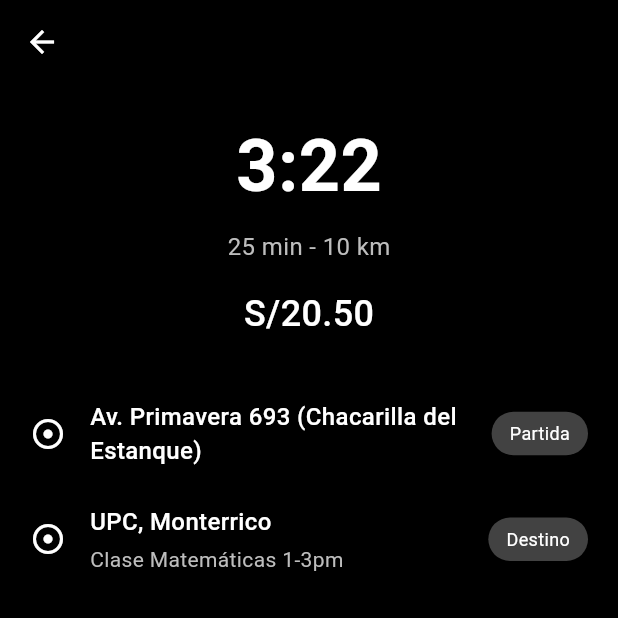
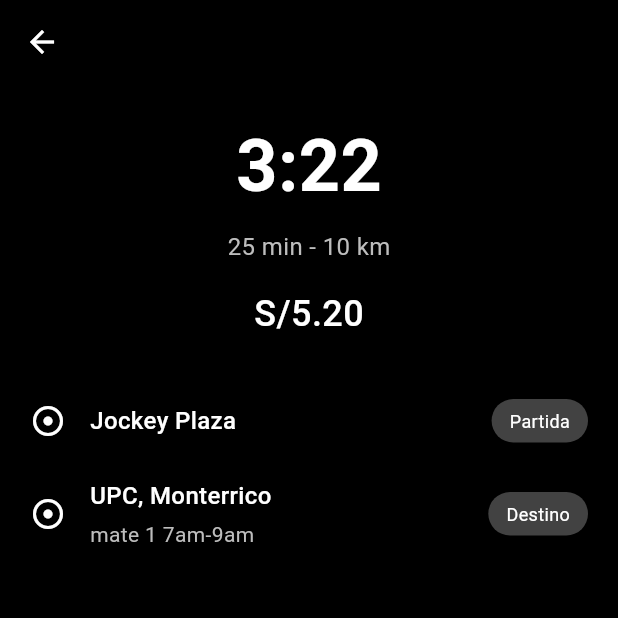
Before and after one commit to CampusMov/uniride_driver, a Flutter app: the CarpoolDetailsPage screen opened directly, on a phone screen of 412 x 824 dp, the top half of it. Run offline on Flutter 3.47's test engine with Material 3 defaults, Android fonts, the phone set to English and light mode, and no system bars; our stand-ins replace equatable, firebase_core, firebase_storage, flutter_bloc, get_it, google_maps_flutter and 3 more; missing offline and left inert: flutter_polyline_points, flutter_sliding_up_panel; accounts and stored records are empty.

Commit message:
chore: set default values for price and location point in carpool detail

```diff
--- a/lib/features/home/presentation/pages/details_carpool_page.dart
+++ b/lib/features/home/presentation/pages/details_carpool_page.dart
@@ -43,7 +43,7 @@ class CarpoolDetailsPage extends StatelessWidget {
 
             // Precio
             Text(
-              'S/20.50',
+              'S/5.20',
               style: TextStyle(
                 color: Colors.white,
                 fontSize: 24,
@@ -66,7 +66,7 @@ class CarpoolDetailsPage extends StatelessWidget {
                         crossAxisAlignment: CrossAxisAlignment.start,
                         children: [
                           Text(
-                            'Av. Primavera 693 (Chacarilla del Estanque)',
+                            'Jockey Plaza',
                             style: TextStyle(
                               color: Colors.white,
                               fontSize: 16,
@@ -113,7 +113,7 @@ class CarpoolDetailsPage extends StatelessWidget {
                           ),
                           SizedBox(height: 4),
                           Text(
-                            'Clase Matemáticas 1-3pm',
+                            'mate 1 7am-9am',
                             style: TextStyle(
                               color: Colors.grey[400],
                               fontSize: 14,
```
